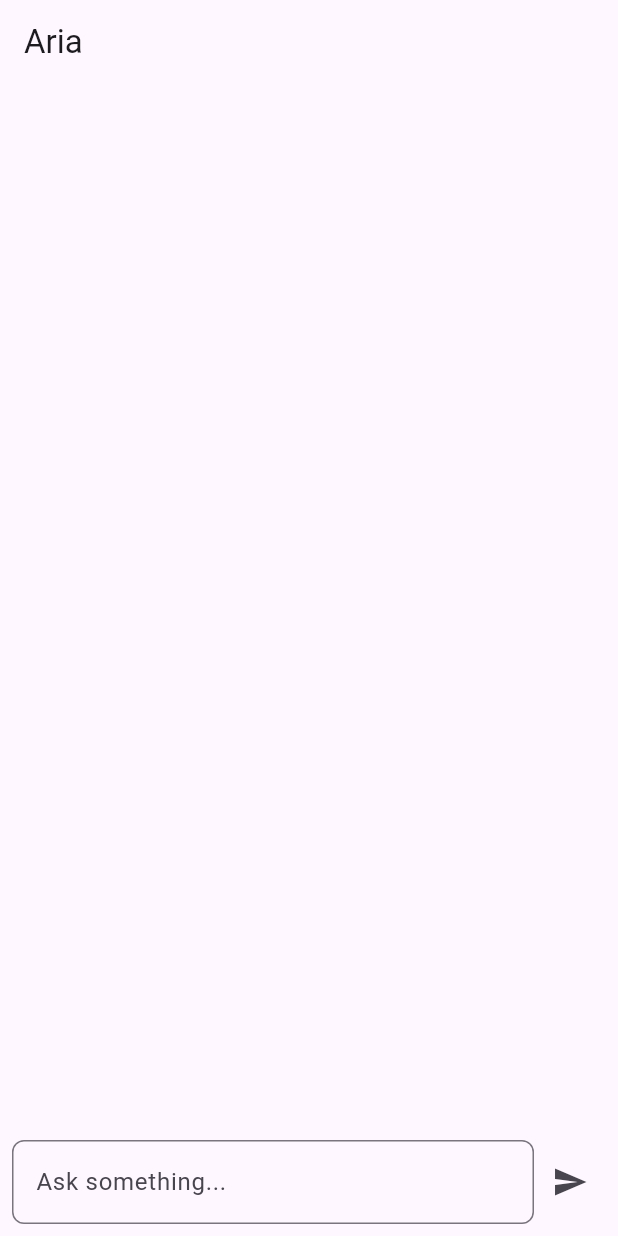
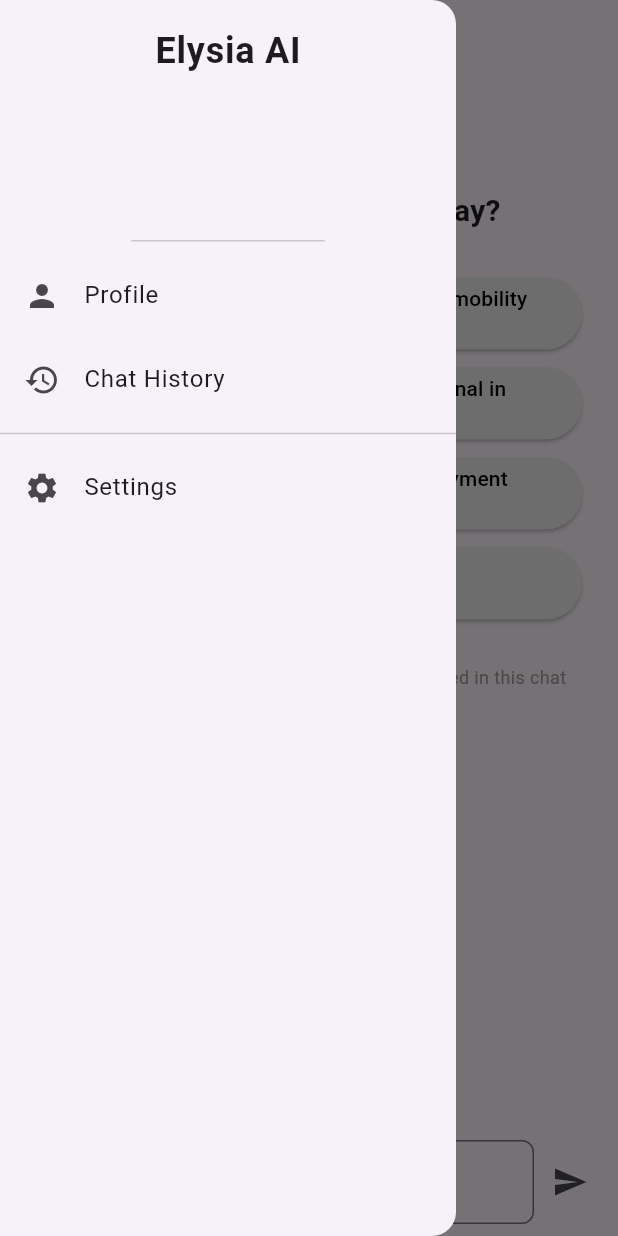
Before and after one commit to pranjalsinghtricon/flutter_chat_ai, a Flutter app: the screen it shows after launch, with the side drawer open (before the commit the screen has no drawer), on a phone screen of 412 x 824 dp. Run offline on Flutter 3.47's test engine with Material 3 defaults, Android fonts, the light colour scheme and no system bars; our stand-ins replace flutter_riverpod.

Commit message:
Task : chat screen changes

```diff
--- a/lib/features/chat/presentation/chat_screen.dart
+++ b/lib/features/chat/presentation/chat_screen.dart
@@ -4,17 +4,25 @@ import 'package:flutter_chat_ai/features/chat/presentation/widgets/chat_input_fi
 import 'package:flutter_chat_ai/features/chat/presentation/widgets/message_bubble.dart';
 import 'package:flutter_riverpod/flutter_riverpod.dart';
 
+
 class ChatScreen extends ConsumerWidget {
+  const ChatScreen({super.key});
+
   @override
   Widget build(BuildContext context, WidgetRef ref) {
     final messages = ref.watch(chatControllerProvider);
 
     return Scaffold(
-      appBar: AppBar(title: Text("Aria")),
+      appBar: AppBar(
+        title: const Text("Elysia"),
+      ),
+      drawer: const AppDrawer(),
       body: Column(
         children: [
           Expanded(
-            child: ListView.builder(
+            child: messages.isEmpty
+                ? const WelcomeMessage()
+                : ListView.builder(
               reverse: true,
               itemCount: messages.length,
               itemBuilder: (context, index) {
@@ -23,9 +31,128 @@ class ChatScreen extends ConsumerWidget {
               },
             ),
           ),
-          ChatInputField(),
+           ChatInputField(),
         ],
       ),
     );
   }
 }
+
+class WelcomeMessage extends StatelessWidget {
+  const WelcomeMessage({super.key});
+
+  @override
+  Widget build(BuildContext context) {
+    return Center(
+      child: Padding(
+        padding: const EdgeInsets.all(24.0),
+        child: Column(
+          mainAxisAlignment: MainAxisAlignment.start,
+          children: [
+            const Text(
+              "Good afternoon.",
+              style: TextStyle(
+                fontSize: 24,
+                align: left,
+                color: Colors.teal,
+                fontWeight: FontWeight.bold,
+              ),
+            ),
+            const SizedBox(height: 12),
+            const Text(
+              "How can I assist you today?",
+              style: TextStyle(
+                fontSize: 20,
+                fontWeight: FontWeight.w600,
+              ),
+            ),
+            const SizedBox(height: 24),
+            const SuggestedPrompt("How will One Informa improve career mobility within Informa?"),
+            const SuggestedPrompt("Generate 5 catchy titles for a new journal in neuroscience"),
+            const SuggestedPrompt("Draft email to suppliers about new payment terms"),
+            const SuggestedPrompt("How will One Informa be measured?"),
+            const SizedBox(height: 24),
+            const Text(
+              "🛡️ Your personal and company data are protected in this chat",
+              textAlign: TextAlign.center,
+              style: TextStyle(fontSize: 12, color: Colors.grey),
+            ),
+          ],
+        ),
+      ),
+    );
+  }
+}
+
+class SuggestedPrompt extends ConsumerWidget {
+  final String text;
+  const SuggestedPrompt(this.text, {super.key});
+
+  @override
+  Widget build(BuildContext context, WidgetRef ref) {
+    return Padding(
+      padding: const EdgeInsets.symmetric(vertical: 6.0),
+      child: ElevatedButton.icon(
+        icon: const Icon(Icons.message, size: 18),
+        label: Text(text, style: const TextStyle(fontSize: 14)),
+        style: ElevatedButton.styleFrom(
+          backgroundColor: Colors.grey.shade200,
+          foregroundColor: Colors.black,
+          alignment: Alignment.centerLeft,
+          minimumSize: const Size.fromHeight(48),
+          padding: const EdgeInsets.symmetric(horizontal: 12),
+        ),
+        onPressed: () {
+          ref.read(chatControllerProvider.notifier).sendMessage(text);
+        },
+      ),
+    );
+  }
+}
+
+class AppDrawer extends StatelessWidget {
+  const AppDrawer({super.key});
+
+  @override
+  Widget build(BuildContext context) {
+    return Drawer(
+      child: SafeArea(
+        child: Column(
+          children: [
+            const DrawerHeader(
+              child: Text(
+                'Elysia AI',
+                style: TextStyle(fontSize: 24, fontWeight: FontWeight.bold),
+              ),
+            ),
+            ListTile(
+              leading: const Icon(Icons.person),
+              title: const Text('Profile'),
+              onTap: () {
+                Navigator.pop(context);
+                // TODO: Navigate to profile screen
+              },
+            ),
+            ListTile(
+              leading: const Icon(Icons.history),
+              title: const Text('Chat History'),
+              onTap: () {
+                Navigator.pop(context);
+                // TODO: Navigate to history screen
+              },
+            ),
+            const Divider(),
+            ListTile(
+              leading: const Icon(Icons.settings),
+              title: const Text('Settings'),
+              onTap: () {
+                Navigator.pop(context);
+                // TODO: Navigate to settings screen
+              },
+            ),
+          ],
+        ),
+      ),
+    );
+  }
+}
```
